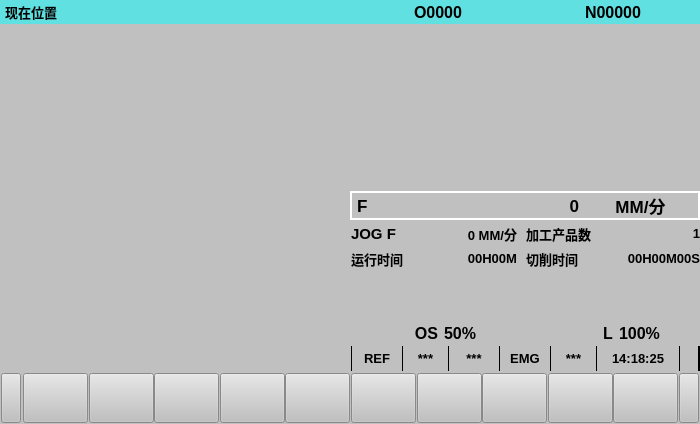
Qt form Graduation_Project/resource/UI/CRT_Pos_Absolute.ui (zhaojiacheng1/python) before a commit.
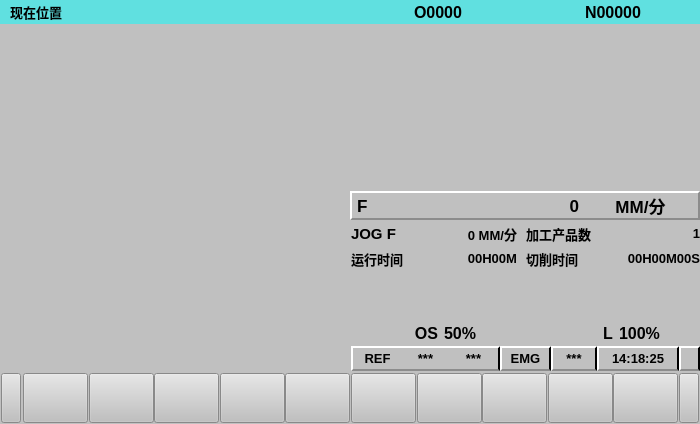
The same form after that commit. Custom widgets are drawn as their Qt base class.

What changed in the file:
```diff
--- a/Graduation_Project/resource/UI/CRT_Pos_Absolute.ui
+++ b/Graduation_Project/resource/UI/CRT_Pos_Absolute.ui
@@ -84,7 +84,7 @@
          <number>0</number>
         </property>
         <property name="indent">
-         <number>5</number>
+         <number>10</number>
         </property>
        </widget>
       </item>
@@ -201,9 +201,9 @@
             </font>
            </property>
            <property name="styleSheet">
-            <string notr="true">border-top:2px solid white;
-border-bottom:2px solid white;
-border-left:2px solid white;</string>
+            <string notr="true">border-left: 2px solid white;
+border-top: 2px solid white;
+border-bottom: 2px solid rgb(140,140,140);</string>
            </property>
            <property name="text">
             <string>F</string>
@@ -224,7 +224,7 @@
            </property>
            <property name="styleSheet">
             <string notr="true">border-top:2px solid white;
-border-bottom:2px solid white;</string>
+border-bottom: 2px solid rgb(140,140,140);</string>
            </property>
            <property name="text">
             <string>0</string>
@@ -244,9 +244,9 @@
             </font>
            </property>
            <property name="styleSheet">
-            <string notr="true">border-top:2px solid white;
-border-bottom:2px solid white;
-border-right:2px solid white;</string>
+            <string notr="true">border-right: 2px solid rgb(140,140,140);
+border-top: 2px solid white;
+border-bottom: 2px solid rgb(140,140,140);</string>
            </property>
            <property name="text">
             <string>MM/分</string>
@@ -646,20 +646,20 @@
       <item>
        <widget class="QWidget" name="widget_10" native="true">
         <property name="styleSheet">
-         <string notr="true">background-color: rgb(0,0,0);</string>
+         <string notr="true">background-color: rgb(192,192,192);</string>
         </property>
-        <layout class="QHBoxLayout" name="horizontalLayout_5" stretch="0,0,0,0,0,0,0">
+        <layout class="QHBoxLayout" name="horizontalLayout_5" stretch="10,9,10,10,9,16,4">
          <property name="spacing">
-          <number>1</number>
+          <number>0</number>
          </property>
          <property name="leftMargin">
-          <number>1</number>
+          <number>0</number>
          </property>
          <property name="topMargin">
           <number>0</number>
          </property>
          <property name="rightMargin">
-          <number>1</number>
+          <number>0</number>
          </property>
          <property name="bottomMargin">
           <number>0</number>
@@ -668,13 +668,13 @@
           <widget class="QLabel" name="Lab_Mode">
            <property name="minimumSize">
             <size>
-             <width>50</width>
+             <width>0</width>
              <height>0</height>
             </size>
            </property>
            <property name="maximumSize">
             <size>
-             <width>50</width>
+             <width>16777215</width>
              <height>16777215</height>
             </size>
            </property>
@@ -686,7 +686,9 @@
             </font>
            </property>
            <property name="styleSheet">
-            <string notr="true">background-color: rgb(192, 192, 192);</string>
+            <string notr="true">border-left: 2px solid white;
+border-top: 2px solid white;
+border-bottom: 2px solid rgb(140,140,140);</string>
            </property>
            <property name="text">
             <string>REF</string>
@@ -700,13 +702,13 @@
           <widget class="QLabel" name="label_9">
            <property name="minimumSize">
             <size>
-             <width>45</width>
+             <width>0</width>
              <height>0</height>
             </size>
            </property>
            <property name="maximumSize">
             <size>
-             <width>45</width>
+             <width>16777215</width>
              <height>16777215</height>
             </size>
            </property>
@@ -718,7 +720,8 @@
             </font>
            </property>
            <property name="styleSheet">
-            <string notr="true">background-color: rgb(192, 192, 192);</string>
+            <string notr="true">border-top: 2px solid white;
+border-bottom: 2px solid rgb(140,140,140);</string>
            </property>
            <property name="text">
             <string>***</string>
@@ -732,13 +735,13 @@
           <widget class="QLabel" name="label_10">
            <property name="minimumSize">
             <size>
-             <width>50</width>
+             <width>0</width>
              <height>0</height>
             </size>
            </property>
            <property name="maximumSize">
             <size>
-             <width>50</width>
+             <width>16777215</width>
              <height>16777215</height>
             </size>
            </property>
@@ -750,7 +753,9 @@
             </font>
            </property>
            <property name="styleSheet">
-            <string notr="true">background-color: rgb(192, 192, 192);</string>
+            <string notr="true">border-top: 2px solid white;
+border-right: 2px solid black;
+border-bottom: 2px solid rgb(140,140,140);</string>
            </property>
            <property name="text">
             <string>***</string>
@@ -764,13 +769,13 @@
           <widget class="QLabel" name="Lab_EMG">
            <property name="minimumSize">
             <size>
-             <width>50</width>
+             <width>0</width>
              <height>0</height>
             </size>
            </property>
            <property name="maximumSize">
             <size>
-             <width>50</width>
+             <width>16777215</width>
              <height>16777215</height>
             </size>
            </property>
@@ -782,7 +787,10 @@
             </font>
            </property>
            <property name="styleSheet">
-            <string notr="true">background-color: rgb(192, 192, 192);</string>
+            <string notr="true">border-top: 2px solid white;
+border-left: 2px solid white;
+border-right: 2px solid black;
+border-bottom: 2px solid rgb(140,140,140);</string>
            </property>
            <property name="text">
             <string>EMG</string>
@@ -796,13 +804,13 @@
           <widget class="QLabel" name="Lab_ALM">
            <property name="minimumSize">
             <size>
-             <width>45</width>
+             <width>0</width>
              <height>0</height>
             </size>
            </property>
            <property name="maximumSize">
             <size>
-             <width>45</width>
+             <width>16777215</width>
              <height>16777215</height>
             </size>
            </property>
@@ -814,7 +822,10 @@
             </font>
            </property>
            <property name="styleSheet">
-            <string notr="true">background-color: rgb(192, 192, 192);</string>
+            <string notr="true">border-left: 2px solid white;
+border-top: 2px solid white;
+border-right: 2px solid black;
+border-bottom: 2px solid rgb(140,140,140);</string>
            </property>
            <property name="text">
             <string>***</string>
@@ -828,13 +839,13 @@
           <widget class="QLabel" name="Lab_Date">
            <property name="minimumSize">
             <size>
-             <width>82</width>
+             <width>0</width>
              <height>0</height>
             </size>
            </property>
            <property name="maximumSize">
             <size>
-             <width>82</width>
+             <width>16777215</width>
              <height>16777215</height>
             </size>
            </property>
@@ -846,7 +857,10 @@
             </font>
            </property>
            <property name="styleSheet">
-            <string notr="true">background-color: rgb(192, 192, 192);</string>
+            <string notr="true">border-left: 2px solid white;
+border-top: 2px solid white;
+border-right: 2px solid black;
+border-bottom: 2px solid rgb(140,140,140);</string>
            </property>
            <property name="text">
             <string>14:18:25</string>
@@ -860,13 +874,13 @@
           <widget class="QLabel" name="label_14">
            <property name="minimumSize">
             <size>
-             <width>18</width>
+             <width>0</width>
              <height>0</height>
             </size>
            </property>
            <property name="maximumSize">
             <size>
-             <width>18</width>
+             <width>16777215</width>
              <height>16777215</height>
             </size>
            </property>
@@ -878,7 +892,10 @@
             </font>
            </property>
            <property name="styleSheet">
-            <string notr="true">background-color: rgb(192, 192, 192);</string>
+            <string notr="true">border-left: 2px solid white;
+border-top: 2px solid white;
+border-right: 2px solid black;
+border-bottom: 2px solid rgb(140,140,140);</string>
            </property>
            <property name="text">
             <string/>
```
